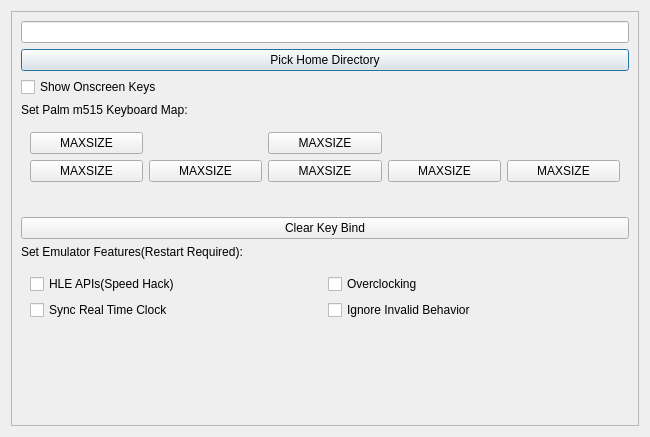
First picture: the form in qtBuildSystem/Mu/settingsmanager.ui, repository meepingsnesroms/Mu, before the edit.
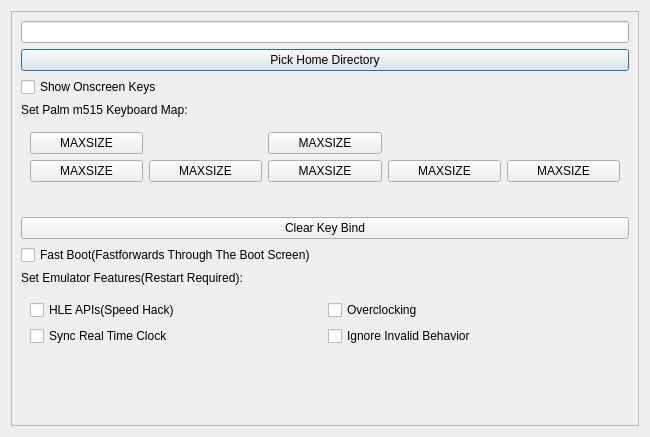
Second picture: the form after the edit. Icons and pictures are not drawn.

Patch:
```diff
--- a/qtBuildSystem/Mu/settingsmanager.ui
+++ b/qtBuildSystem/Mu/settingsmanager.ui
@@ -196,6 +196,13 @@
          </property>
         </widget>
        </item>
+       <item>
+        <widget class="QCheckBox" name="fastBoot">
+         <property name="text">
+          <string>Fast Boot(Fastforwards Through The Boot Screen)</string>
+         </property>
+        </widget>
+       </item>
        <item>
         <widget class="QLabel" name="label_2">
          <property name="text">
```
